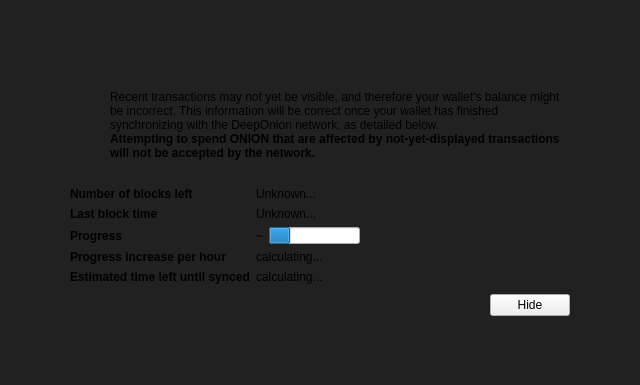
Old version of the form src/qt/forms/modaloverlay.ui in the repository deeponion/deeponion.
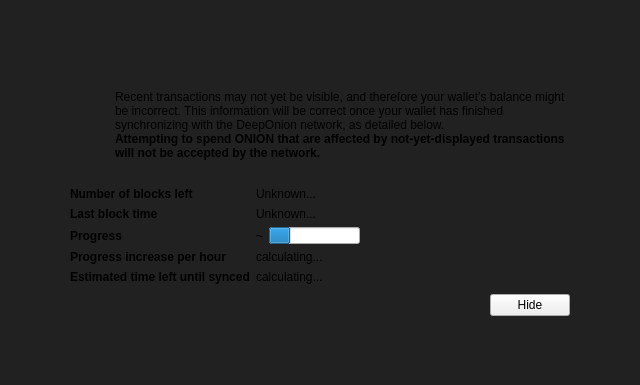
New version of the form. Custom widgets are drawn as their Qt base class.

Commit message: add margin between warning icon and text

```diff
--- a/src/qt/forms/modaloverlay.ui
+++ b/src/qt/forms/modaloverlay.ui
@@ -112,7 +112,7 @@
            <item>
             <layout class="QVBoxLayout" name="verticalLayoutInfoText">
              <property name="leftMargin">
-              <number>0</number>
+              <number>5</number>
              </property>
              <property name="topMargin">
               <number>0</number>
```
